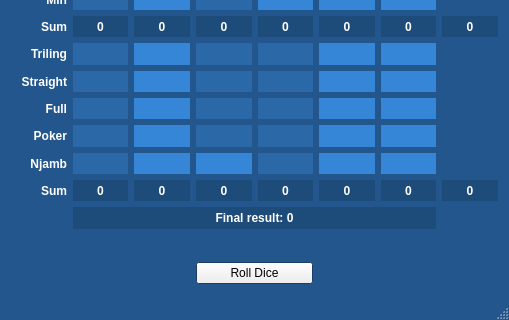
This is mainwindow.ui in Sticky-Device/njamb as Qt 5 draws it before an edit; both pictures show x 0 to 509 and y 287 to 607 of the 509 by 607 pixel window. The edited form follows.
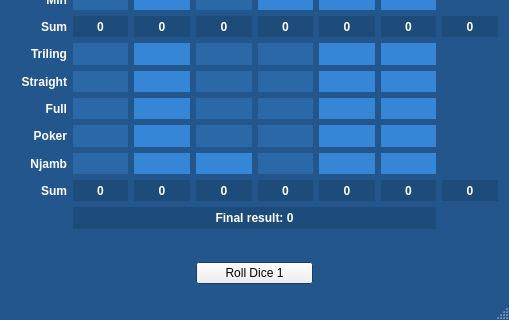
This is the edited form. Icons and pictures are not drawn. Custom widgets are drawn as their Qt base class.

Commit message: Call collumn completed. Roll dice button improved.

Patch:
```diff
--- a/mainwindow.ui
+++ b/mainwindow.ui
@@ -3015,7 +3015,7 @@
     <item row="19" column="3" colspan="2">
      <widget class="QPushButton" name="diceRollButton">
       <property name="text">
-       <string>Roll Dice</string>
+       <string>Roll Dice 1</string>
       </property>
      </widget>
     </item>
```
The commit also changes 14 other files.
